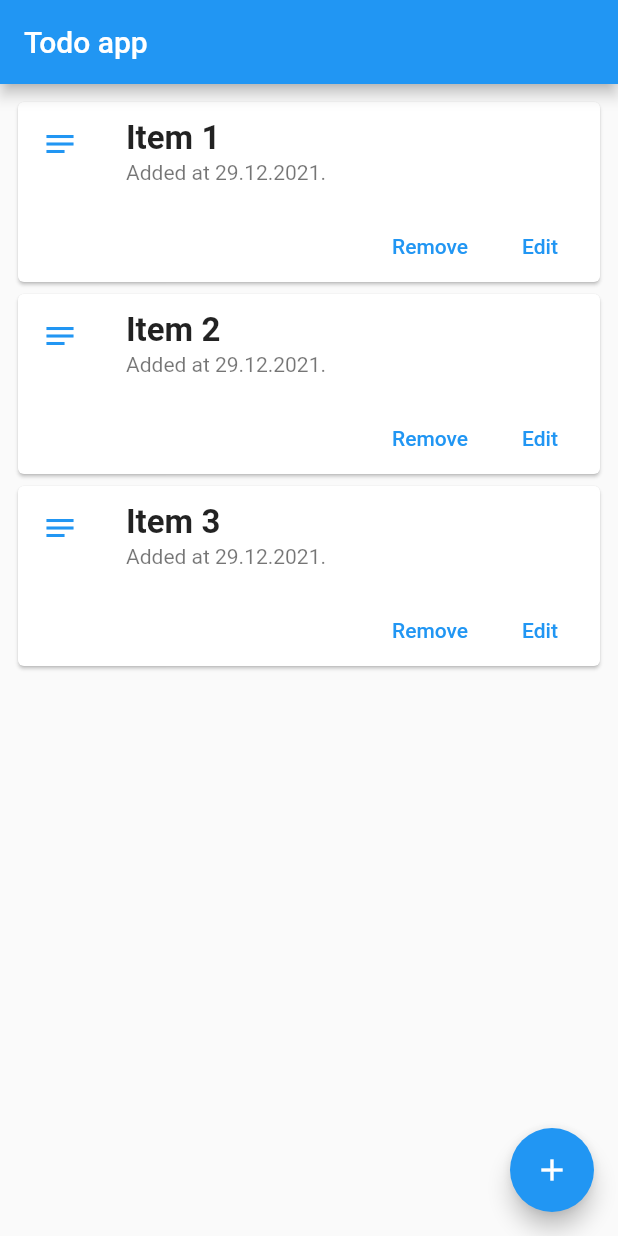
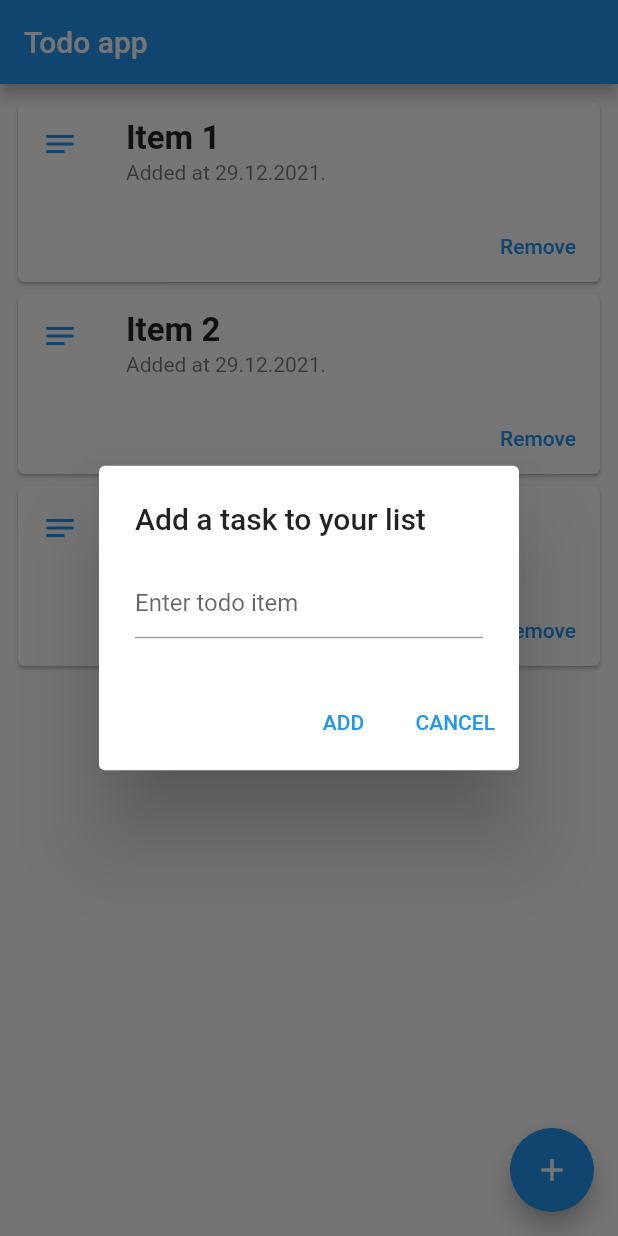
Before and after one commit to MatijaNovosel/rma-osnovni-zadatak, a Flutter app: the screen it shows after launch, after a tap on the "add" icon, on a phone screen of 412 x 824 dp. Run offline on Flutter 3.47's test engine with Material 2 defaults, Android fonts, the light colour scheme and no system bars.

Commit message:
Slight tweaks, adding items to todo list

```diff
--- a/lib/main.dart
+++ b/lib/main.dart
@@ -37,8 +37,49 @@
     TodoItem(id: 3, text: "Item 3"),
   ];
 
-  void _addNewTodoItem() {
-    //
+  final TextEditingController _textFieldController = TextEditingController();
+
+  Future<dynamic> _displayDialog(BuildContext context) async {
+    // alter the app state to show a dialog
+    return showDialog(
+      context: context,
+      builder: (BuildContext context) {
+        return AlertDialog(
+          title: const Text('Add a task to your list'),
+          content: TextField(
+            controller: _textFieldController,
+            decoration: const InputDecoration(hintText: 'Enter todo item'),
+          ),
+          actions: <Widget>[
+            // add button
+            TextButton(
+              child: const Text('ADD'),
+              onPressed: () {
+                Navigator.of(context).pop();
+                _addNewTodoItem(_textFieldController.text);
+                _textFieldController.text = "";
+              },
+            ),
+            // Cancel button
+            TextButton(
+              child: const Text('CANCEL'),
+              onPressed: () {
+                _textFieldController.text = "";
+                Navigator.of(context).pop();
+              },
+            )
+          ],
+        );
+      },
+    );
+  }
+
+  void _addNewTodoItem(String text) {
+    setState(() {
+      _todoItems.add(
+        TodoItem(id: _todoItems.length + 1, text: text),
+      );
+    });
   }
 
   void _removeEntry(int id) {
@@ -55,8 +96,7 @@
       ),
       body: Padding(
         padding: const EdgeInsets.all(8.0),
-        child: Column(
-          crossAxisAlignment: CrossAxisAlignment.stretch,
+        child: ListView(
           children: _todoItems.isEmpty
               ? [
                   const Padding(
@@ -83,7 +123,7 @@
         ),
       ),
       floatingActionButton: FloatingActionButton(
-        onPressed: _addNewTodoItem,
+        onPressed: () => _displayDialog(context),
         tooltip: 'Add new todo item',
         child: const Icon(Icons.add),
       ),
--- a/lib/widgets/todo_item.dart
+++ b/lib/widgets/todo_item.dart
@@ -33,11 +33,6 @@ class TodoItemWidget extends StatelessWidget {
                 onPressed: () => removeEntry(content.id),
               ),
               const SizedBox(width: 8),
-              TextButton(
-                child: const Text('Edit'),
-                onPressed: () {/* ... */},
-              ),
-              const SizedBox(width: 8),
             ],
           ),
         ],
```
